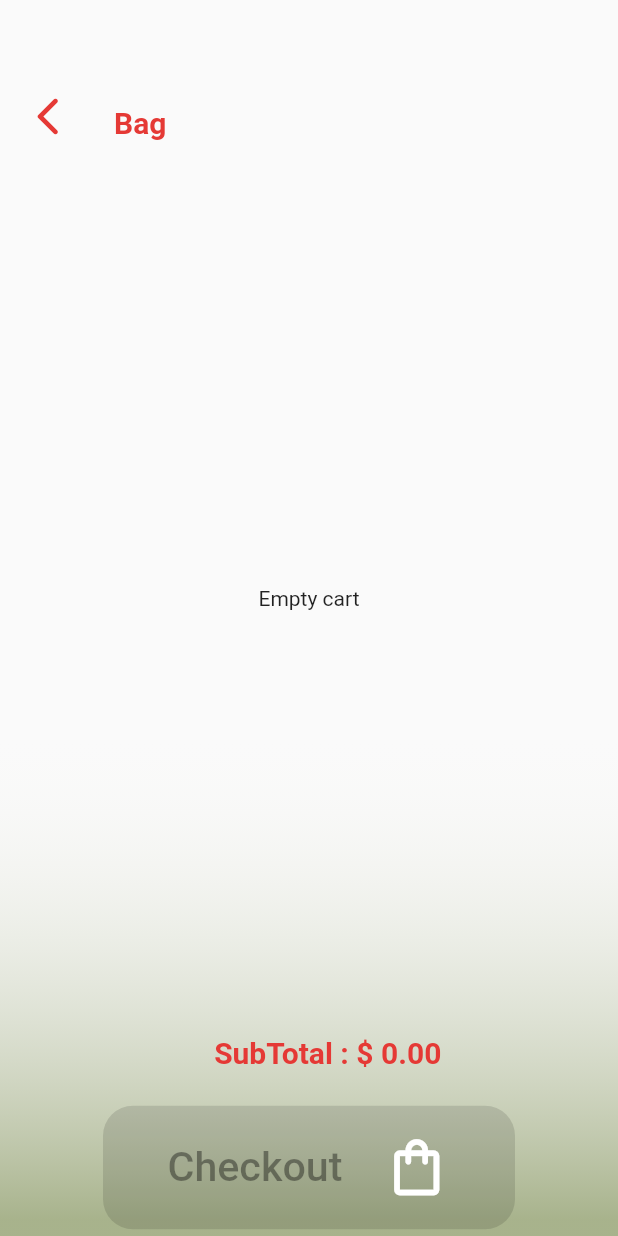
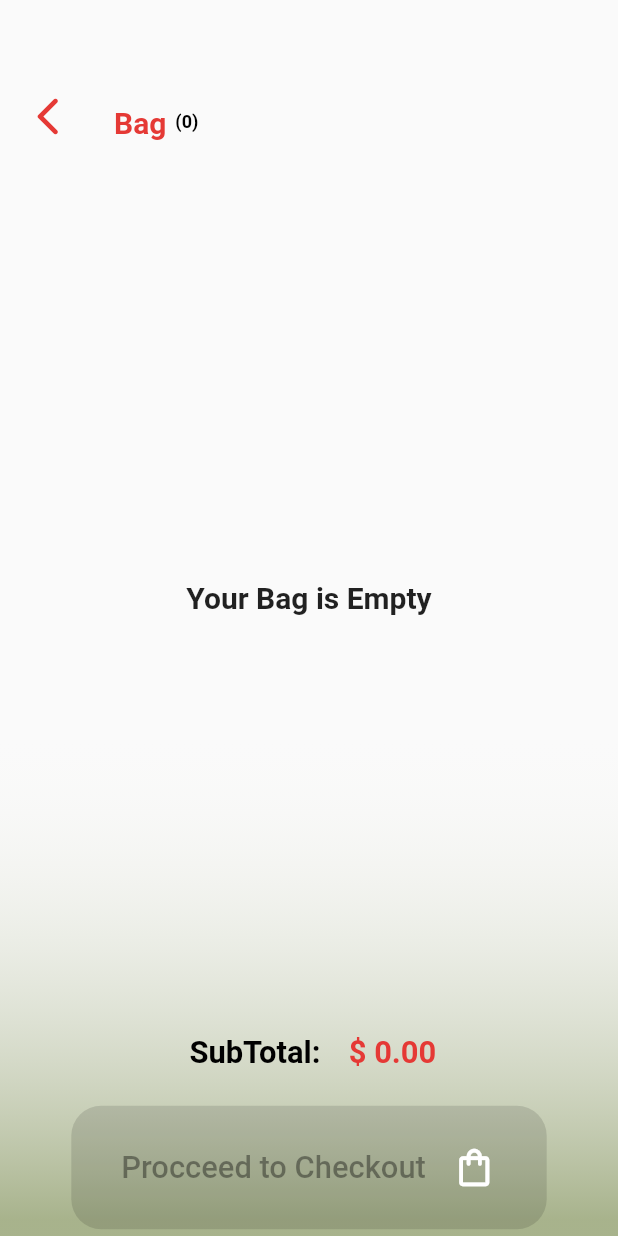
Before and after one commit to d4kash/bookstore, a Flutter app: the HomePage screen opened by its route, after a tap on the "shopping bag" icon, on a phone screen of 412 x 824 dp. Run offline on Flutter 3.47's test engine with Material 2 defaults, Android fonts, the phone set to English and light mode, and no system bars; our stand-ins replace font_awesome_flutter, get, google_fonts, shared_preferences; accounts and stored records are empty; network calls fail.

Commit message:
shared_pref applied

```diff
--- a/lib/Components/CustomButton.dart
+++ b/lib/Components/CustomButton.dart
@@ -9,7 +9,7 @@ class CustomButton extends StatelessWidget {
   Widget build(BuildContext context) {
     return SizedBox(
       height: Constant.height/10,
-      width:Constant.width/1.5,
+      width:Constant.width/1.3,
       child: ElevatedButton(
 
         style: ButtonStyle(
@@ -22,10 +22,10 @@ class CustomButton extends StatelessWidget {
           crossAxisAlignment: CrossAxisAlignment.center,
           mainAxisAlignment: MainAxisAlignment.spaceEvenly,
           children: [
-            Text(buttonText,style:TextStyle(fontSize: Constant.height/30)),
+            Text(buttonText,style:TextStyle(fontSize: Constant.height/40)),
            const  Icon(
                   Icons.shopping_bag_outlined,
-                  size: 45,
+                  size: 30,
                   color: Colors.white,
                 ),
           ],
--- a/lib/Helper/sharedPrefs.dart
+++ b/lib/Helper/sharedPrefs.dart
@@ -9,22 +9,36 @@ class Helper {
     prefs.setString('cartData', encodedData);
   }
 
-  static  getCartData() async {
+  static getCartData() async {
     SharedPreferences prefs = await SharedPreferences.getInstance();
     var data = prefs.getString('cartData');
     var decodedData = json.decode(data!);
-    return decodedData==null?[]:decodedData;
+    return decodedData ?? [];
   }
+
   static addCartItem(List data) async {
     var encodedData = json.encode(data);
     SharedPreferences prefs = await SharedPreferences.getInstance();
     prefs.setString('cartItem', encodedData);
   }
 
-  static  getCartItem() async {
+  static getCartItem() async {
     SharedPreferences prefs = await SharedPreferences.getInstance();
     var data = prefs.getString('cartItem');
-    var decodedData = json.encode(data);
-    return decodedData;
+    var decodedData = json.decode(data!);
+    return decodedData ?? [];
+  }
+
+  static itemSubTotal(double data) async {
+    // var encodedData = json.encode(data);
+    SharedPreferences prefs = await SharedPreferences.getInstance();
+    prefs.setDouble('itemSubTotal', data);
+  }
+
+  static getItemSubTotal() async {
+    SharedPreferences prefs = await SharedPreferences.getInstance();
+    var data = prefs.getDouble('itemSubTotal');
+    // var decodedData = json.decode(data!);
+    return data ?? 0.0;
   }
 }
--- a/lib/Screens/BookDetails.dart
+++ b/lib/Screens/BookDetails.dart
@@ -128,9 +128,9 @@ class _BookDetailsState extends State<BookDetails> {
                 alignment: Alignment.centerLeft,
                 child: SizedBox(
                   height: Constant.height / 20,
-                  child: Text('Price \$ ${widget.bookDetails.priceInDollar}',
-                      style: GoogleFonts.roboto(
-                          fontSize: 30, fontWeight: FontWeight.bold)),
+                  child: Text('Price: \$ ${widget.bookDetails.priceInDollar}',
+                      style: TextStyle(
+                          fontSize: 30,color: Colors.red[600], fontWeight: FontWeight.bold)),
                 ),
               ),
             ),
--- a/lib/Screens/Cart/CartPage.dart
+++ b/lib/Screens/Cart/CartPage.dart
@@ -23,15 +23,20 @@ class _CartPageState extends State<CartPage> {
   void initState() {
     // TODO: implement initState
     super.initState();
-    getCartData();
+    // getCartData();
+
     // productController.cartSubTotal();
   }
 
   void getCartData() async {
     try {
     var data = await Helper.getCartData();
+    var cartItem = await Helper.getCartItem();
     productController.cartProducts.value = data;
-    print(productController.cartProducts);
+    productController.itemCount.value = cartItem;
+
+    print(data);
+    print(cartItem);
 
     } catch (e) {
       print("error: ${e.toString()}");
@@ -61,12 +66,27 @@ class _CartPageState extends State<CartPage> {
                     })),
             Padding(
               padding: const EdgeInsets.only(top: 15.0, left: 20),
-              child: Text(
+              child: Row(
+                children: [
+                  Text(
                     'Bag',
                     style: TextStyle(
                         fontSize: 20,
                         fontWeight: FontWeight.bold,
                         color: Colors.red[600]),
+                  ),
+                  SizedBox(width: 6,),
+                  Obx(() => Align(
+alignment: Alignment.bottomCenter,
+                    child: Text(
+                                        '(${productController.cartProducts.length})',
+                                        style: const TextStyle(
+                                            fontSize: 12,
+                                            fontWeight: FontWeight.bold,
+                                            color: Colors.black),
+                                      ),
+                  )),
+                ],
               ),
             )
           ],
@@ -78,7 +98,7 @@ class _CartPageState extends State<CartPage> {
             Expanded(
               child: Obx(() => SizedBox(
                     child: productController.cartProducts.length <= 0
-                        ? const Center(child: Text('Empty cart'))
+                        ? const Center(child: Text('Your Bag is Empty',style: TextStyle(fontSize: 20,fontWeight: FontWeight.bold),))
                         : ListView.builder(
                             shrinkWrap: true,
                             itemCount: productController.cartProducts.length > 0
@@ -206,13 +226,26 @@ class _CartPageState extends State<CartPage> {
                   )),
             ),
             Padding(
-              padding: const EdgeInsets.only(top: 10, left: 20),
-              child: Obx(() => Text(
-                    ' SubTotal : \$ ${productController.subTotal.value.toStringAsFixed(2)}',
+              padding: const EdgeInsets.only(top: 10, left: 20,right: 20),
+              child: Obx(() => Row(
+               mainAxisAlignment: MainAxisAlignment.center,
+                children: [
+                  Text(
+                        ' SubTotal:',
                         style: TextStyle(
-                        fontSize: 20,
+                            fontSize: Constant.width/20,
+                            fontWeight: FontWeight.bold,
+                            color: Colors.black),
+                      ),
+                      SizedBox(width: Constant.width/30,),
+                  Text(
+                        ' \$ ${productController.subTotal.value.toStringAsFixed(2)}',
+                        style: TextStyle(
+                            fontSize: Constant.width/20,
                             fontWeight: FontWeight.bold,
                             color: Colors.red[600]),
+                      ),
+                ],
               )),
             ),
             SizedBox(
@@ -221,7 +254,7 @@ class _CartPageState extends State<CartPage> {
             Padding(
               padding: const EdgeInsets.only(bottom: 35.0),
               child: Obx(() => CustomButton(
-                    onTap: productController.subTotal.value <= 0.0
+                    onTap: productController.subTotal.value <= 0.0 ||productController.cartProducts.length>5
                         ? null
                         : () {
                             Navigator.push(
@@ -232,7 +265,7 @@ class _CartPageState extends State<CartPage> {
                                             .subTotal.value
                                             .toStringAsFixed(2))));
                           },
-                    buttonText: 'Checkout',
+                    buttonText: 'Procceed to Checkout',
                   )),
             ),
             // Container(child: Text(widget.bookDetails.toString())),
--- a/lib/Screens/Cart/CheckoutPage.dart
+++ b/lib/Screens/Cart/CheckoutPage.dart
@@ -36,7 +36,7 @@ class _CheckoutPageState extends State<CheckoutPage> {
             Padding(
               padding: const EdgeInsets.only(top: 15.0, left: 20),
               child: Text(
-                'checkout',
+                'Checkout',
                 style: TextStyle(
                     fontSize: 20,
                     fontWeight: FontWeight.bold,
--- a/lib/Screens/HomePage.dart
+++ b/lib/Screens/HomePage.dart
@@ -4,6 +4,7 @@ import 'package:bookstore/Components/book_card.dart';
 import 'package:bookstore/Components/scaffold_page.dart';
 import 'package:bookstore/Controller/product_controller.dart';
 import 'package:bookstore/GlobalVariables/constant_page.dart';
+import 'package:bookstore/Helper/sharedPrefs.dart';
 import 'package:bookstore/Screens/BookDetails.dart';
 import 'package:bookstore/Widgets/Custom_widget.dart';
 import 'package:bookstore/models/bookModel.dart';
@@ -24,6 +25,55 @@ class HomePage extends StatefulWidget {
 
 class _HomePageState extends State<HomePage> {
   final ProductController productController = Get.find<ProductController>();
+
+  @override
+  void initState() {
+    // TODO: implement initState
+    super.initState();
+    getCartData();
+  }
+
+  void getCartData() async {
+    try {
+      var data = await Helper.getCartData();
+      var cartItem = await Helper.getCartItem();
+      var prefSubTotal = await Helper.getItemSubTotal();
+
+      productController.cartProducts.value = data;
+      productController.itemCount.value = cartItem;
+      productController.subTotal.value = prefSubTotal;
+    } catch (e) {
+      print("error: ${e.toString()}");
+    }
+  }
+
+  List<Map<String, dynamic>> foundBooks = [];
+  List<Map<String, dynamic>> bookCollection = [
+    {
+      "title": "The Giving Tree",
+      "image":
+          "https://images-na.ssl-images-amazon.com/images/I/41m-Tm2wAqL._SY291_BO1,204,203,200_QL40_FMwebp_.jpg",
+      "price": 9.09
+    },
+  ];
+  void _runFilter(String enteredKeyword) {
+    List<Map<String, dynamic>> results = [];
+    if (enteredKeyword.isEmpty) {
+      results = bookCollection;
+    } else {
+      results = bookCollection
+          .where((book) => book['title']
+              .toLowerCase()
+              .contains(enteredKeyword.toLowerCase()))
+          .toList();
+    }
+    setState(() {
+      foundBooks = results;
+    });
+
+    // print("foundBook : $foundBooks");
+  }
+
   @override
   Widget build(BuildContext context) {
     return CustomPageScaffold(
@@ -37,8 +87,10 @@ class _HomePageState extends State<HomePage> {
               child: SizedBox(
                   height: Constant.height / 16,
                   width: Constant.width / 1.5,
-                  child: const TextField(
-                    decoration: InputDecoration(
+                  child: TextField(
+                    onChanged: (value) => _runFilter(value),
+                    textAlign: TextAlign.center,
+                    decoration: const InputDecoration(
                       errorBorder: OutlineInputBorder(),
                       border: OutlineInputBorder(),
                       labelText: 'Search',
@@ -47,15 +99,6 @@ class _HomePageState extends State<HomePage> {
                   )),
             ),
             cartIcon(productController),
-            // IconButton(
-            //     icon:  Icon(
-            //       Icons.shopping_bag_outlined,
-            //       size: 50,
-            //       color: Colors.red[600],
-            //     ),
-            //     onPressed: () {
-            //       debugPrint("Pressed");
-            //     })
           ],
         ),
       ),
@@ -70,10 +113,16 @@ class _HomePageState extends State<HomePage> {
               if (snapshot.hasError) {
                 return const Text('Error');
               } else if (snapshot.hasData) {
-                // print(snapshot.data.runtimeType);
-                var responseList = jsonDecode(snapshot.data.toString());
+                // var responseList = jsonDecode(snapshot.data.toString());
 
                 final bookModelNew = bookModelNewFromJson(snapshot.data);
+                for (int index = 0; index < bookModelNew.length;index++){
+bookCollection.add({
+                            "title": bookModelNew[index].title,
+                            "image": bookModelNew[index].coverImageUrl,
+                            "price": bookModelNew[index].priceInDollar,
+                          });
+                }
 
                   // print(bookModelNew);
 
@@ -85,8 +134,9 @@ class _HomePageState extends State<HomePage> {
                       height: Constant.height,
                       child: GridView.builder(
                         shrinkWrap: true,
-                      itemCount: responseList.length,
+                        itemCount: bookModelNew.length,
                         itemBuilder: (BuildContext context, int index) {
+
                           return InkWell(
                             onTap: () => Navigator.push(
                                 context,
--- a/pubspec.yaml
+++ b/pubspec.yaml
@@ -24,12 +24,12 @@ dependencies:
   # Use with the CupertinoIcons class for iOS style icons.
   cupertino_icons: ^1.0.2
   get: ^4.6.5
-  dio: ^5.1.1
+
   shared_preferences: ^2.1.0
   searchfield: ^0.7.8
   font_awesome_flutter: ^10.4.0
   google_fonts: ^4.0.4
-  path_provider: ^2.0.14
+
   badges: ^3.1.1
 
 dev_dependencies:
```
Also changed, not shown: lib/Controller/product_controller.dart (+19 -22 lines), pubspec.lock. Lines whose indentation alone changed are shown as unchanged.
